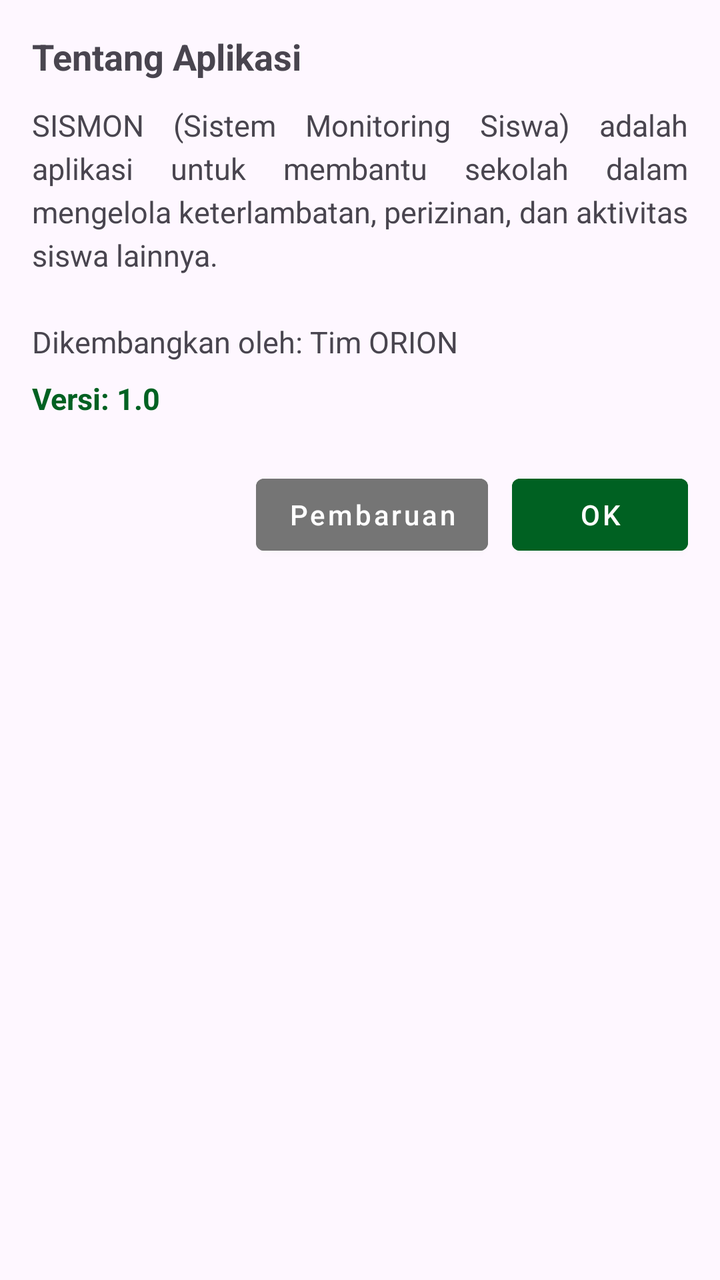
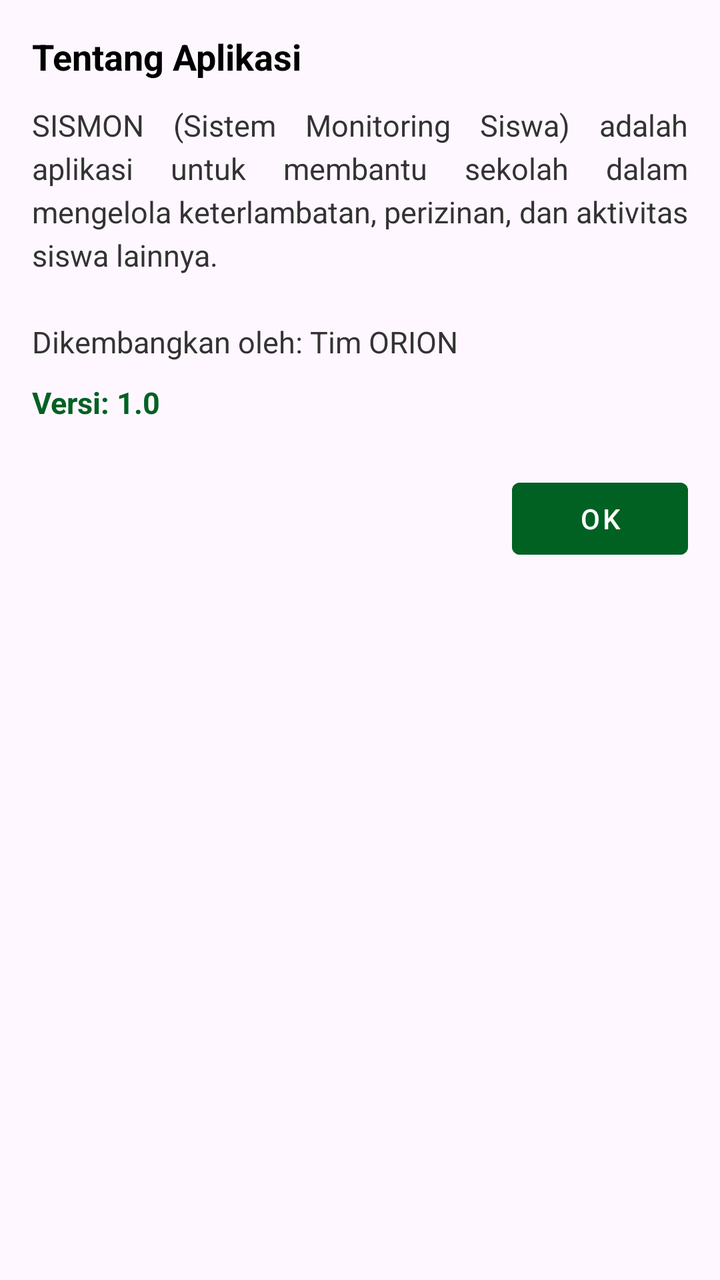

Compare the two renders of this Android layout. The source of the first and the diff that turns it into the second are given below.
<!-- AndroidManifest.xml: application theme Theme.OrionAPP -->
<!-- res/layout/dialog_tentang.xml -->
<?xml version="1.0" encoding="utf-8"?>
<LinearLayout xmlns:android="http://schemas.android.com/apk/res/android"
    xmlns:tools="http://schemas.android.com/tools"
    android:layout_width="match_parent"
    android:layout_height="wrap_content"
    android:orientation="vertical"
    android:paddingHorizontal="16dp"
    android:paddingTop="16dp"
    android:paddingBottom="12dp">

    <TextView
        android:id="@+id/tvTitle"
        android:layout_width="match_parent"
        android:layout_height="wrap_content"
        android:layout_marginBottom="12dp"
        android:textSize="18sp"
        android:textStyle="bold"
        android:text="Tentang Aplikasi" />

    <TextView
        android:id="@+id/tvMessage"
        android:layout_width="match_parent"
        android:layout_height="wrap_content"
        android:textSize="15sp"
        android:lineSpacingExtra="4dp"
        android:justificationMode="inter_word"
        android:text="SISMON (Sistem Monitoring Siswa) adalah aplikasi untuk membantu sekolah dalam mengelola keterlambatan, perizinan, dan aktivitas siswa lainnya.\n\nDikembangkan oleh: Tim ORION" />

    <TextView
        android:id="@+id/tvVersi"
        android:layout_width="match_parent"
        android:layout_height="wrap_content"
        android:layout_marginTop="8dp"
        android:layout_marginBottom="24dp"
        android:textSize="15sp"
        android:textStyle="bold"
        android:textColor="@color/primary"
        android:text="Versi: 1.0" />

    <LinearLayout
        android:layout_width="match_parent"
        android:layout_height="wrap_content"
        android:gravity="end"
        android:orientation="horizontal">

        <Button
            android:id="@+id/btnUpdate"
            style="@style/Widget.MaterialComponents.Button"
            android:layout_width="wrap_content"
            android:layout_height="wrap_content"
            android:layout_marginEnd="12dp"
            android:backgroundTint="@color/gray"
            android:paddingLeft="16dp"
            android:paddingRight="16dp"
            android:text="Pembaruan"
            android:textAllCaps="false" />

        <Button
            android:id="@+id/btnOK"
            style="@style/Widget.MaterialComponents.Button"
            android:layout_width="wrap_content"
            android:layout_height="wrap_content"
            android:backgroundTint="@color/primary"
            android:paddingLeft="20dp"
            android:paddingRight="20dp"
            android:text="OK"
            android:textAllCaps="false" />
    </LinearLayout>
</LinearLayout>
<!-- resources referenced by this layout -->
<resources>
  <color name="gray">#757575</color>
  <color name="primary">#006122</color>
  <style name="Theme.OrionAPP" parent="Theme.Material3.Light.NoActionBar">
          
          <item name="colorPrimary">@color/primary</item>
          <item name="colorOnPrimary">@color/white</item>
  
          
          <item name="android:colorBackground">@color/background</item>
          <item name="colorSurface">@color/white</item>
          <item name="colorOnSurface">@color/text</item>
  
          
          <item name="colorSecondary">@color/primary</item>
          <item name="colorOnSecondary">@color/white</item>
  
          
          <item name="android:statusBarColor">@color/primary</item>
          <item name="android:windowLightStatusBar">false</item>
  
          
          <item name="fontFamily">@font/inter</item>
  
          
          <item name="android:windowSplashScreenAnimatedIcon" tools:targetApi="31">@null</item>
          <item name="android:windowSplashScreenBackground" tools:targetApi="31">@color/white</item>
          <item name="android:windowSplashScreenAnimationDuration" tools:targetApi="31">0</item>
  
          
          <item name="materialButtonStyle">@style/OrionButton</item>
          <item name="textInputStyle">@style/OrionTextTitle</item>
          <item name="android:textColorHighlight">@color/highlight_primary</item>
  
          
          <item name="colorError">@color/error</item>
  
          <item name="searchViewStyle">@style/SearchViewStyle.White</item>
          <item name="toolbarNavigationButtonStyle">@style/OrionToolbarNavigationButtonStyle</item>
  
      </style>
  <color name="white">#ffffff</color>
  <color name="background">#f5f5f5</color>
  <color name="text">#1E1E1E</color>
  <style name="OrionButton" parent="Widget.Material3.Button">
          <item name="android:backgroundTint">@color/primary</item>
          <item name="android:textColor">@color/white</item>
          <item name="android:layout_marginHorizontal">4px</item>
          <item name="android:buttonCornerRadius" tools:targetApi="p">12dp</item>
      </style>
  <style name="OrionTextTitle" parent="Widget.Material3.TextInputLayout.OutlinedBox">
          <item name="boxStrokeColor">@color/primary</item>
          <item name="hintTextColor">@color/primary</item>
          <item name="boxBackgroundMode">outline</item>
      </style>
  <color name="highlight_primary">#C0006122</color>
  <color name="error">#D00000</color>
  <style name="SearchViewStyle.White" parent="Widget.AppCompat.SearchView">
          
          <item name="searchHintIcon">@drawable/ic_search_24</item>
          <item name="cursorColor">@color/white</item>
          <item name="submitBackground">@android:color/white</item>
          <item name="android:textColorHint">@color/white</item>
          <item name="android:textColor">@color/white</item>
          <item name="android:iconTint">@android:color/white</item>
          <item name="android:buttonTint">@android:color/white</item>
      </style>
  <style name="OrionToolbarNavigationButtonStyle" parent="Widget.AppCompat.Toolbar.Button.Navigation">
          <item name="android:tint">@color/white</item>
      </style>
  <!-- drawable ic_search_24 (drawable) -->
  <vector xmlns:android="http://schemas.android.com/apk/res/android" android:height="24dp" android:tint="#000000" android:viewportHeight="24" android:viewportWidth="24" android:width="24dp">
        
      <path android:fillColor="@android:color/white" android:pathData="M15.5,14h-0.79l-0.28,-0.27C15.41,12.59 16,11.11 16,9.5 16,5.91 13.09,3 9.5,3S3,5.91 3,9.5 5.91,16 9.5,16c1.61,0 3.09,-0.59 4.23,-1.57l0.27,0.28v0.79l5,4.99L20.49,19l-4.99,-5zM9.5,14C7.01,14 5,11.99 5,9.5S7.01,5 9.5,5 14,7.01 14,9.5 11.99,14 9.5,14z"/>
      
  </vector>
</resources>

<!-- the commit's change to res/layout/dialog_tentang.xml (unified diff, before → after) -->
@@ -15,6 +15,7 @@
         android:layout_marginBottom="12dp"
         android:textSize="18sp"
         android:textStyle="bold"
+        android:textColor="@color/black"
         android:text="Tentang Aplikasi" />
 
     <TextView
@@ -24,46 +25,29 @@
         android:textSize="15sp"
         android:lineSpacingExtra="4dp"
         android:justificationMode="inter_word"
+        android:textColor="#333333"
         android:text="SISMON (Sistem Monitoring Siswa) adalah aplikasi untuk membantu sekolah dalam mengelola keterlambatan, perizinan, dan aktivitas siswa lainnya.\n\nDikembangkan oleh: Tim ORION" />
 
     <TextView
         android:id="@+id/tvVersi"
         android:layout_width="match_parent"
         android:layout_height="wrap_content"
-        android:layout_marginTop="8dp"
+        android:layout_marginTop="10dp"
         android:layout_marginBottom="24dp"
         android:textSize="15sp"
         android:textStyle="bold"
         android:textColor="@color/primary"
         android:text="Versi: 1.0" />
 
-    <LinearLayout
-        android:layout_width="match_parent"
+    <Button
+        android:id="@+id/btnOK"
+        style="@style/Widget.MaterialComponents.Button"
+        android:layout_width="wrap_content"
         android:layout_height="wrap_content"
-        android:gravity="end"
-        android:orientation="horizontal">
-
-        <Button
-            android:id="@+id/btnUpdate"
-            style="@style/Widget.MaterialComponents.Button"
-            android:layout_width="wrap_content"
-            android:layout_height="wrap_content"
-            android:layout_marginEnd="12dp"
-            android:backgroundTint="@color/gray"
-            android:paddingLeft="16dp"
-            android:paddingRight="16dp"
-            android:text="Pembaruan"
-            android:textAllCaps="false" />
-
-        <Button
-            android:id="@+id/btnOK"
-            style="@style/Widget.MaterialComponents.Button"
-            android:layout_width="wrap_content"
-            android:layout_height="wrap_content"
-            android:backgroundTint="@color/primary"
-            android:paddingLeft="20dp"
-            android:paddingRight="20dp"
-            android:text="OK"
-            android:textAllCaps="false" />
-    </LinearLayout>
+        android:layout_gravity="end"
+        android:backgroundTint="@color/primary"
+        android:paddingLeft="24dp"
+        android:paddingRight="24dp"
+        android:text="OK"
+        android:textAllCaps="false" />
 </LinearLayout>
<!-- resource entries referenced after the edit -->
@@ -1,6 +1,6 @@
 <!-- resources referenced by this layout -->
 <resources>
-  <color name="gray">#757575</color>
+  <color name="black">#FF000000</color>
   <color name="primary">#006122</color>
   <style name="Theme.OrionAPP" parent="Theme.Material3.Light.NoActionBar">
           
